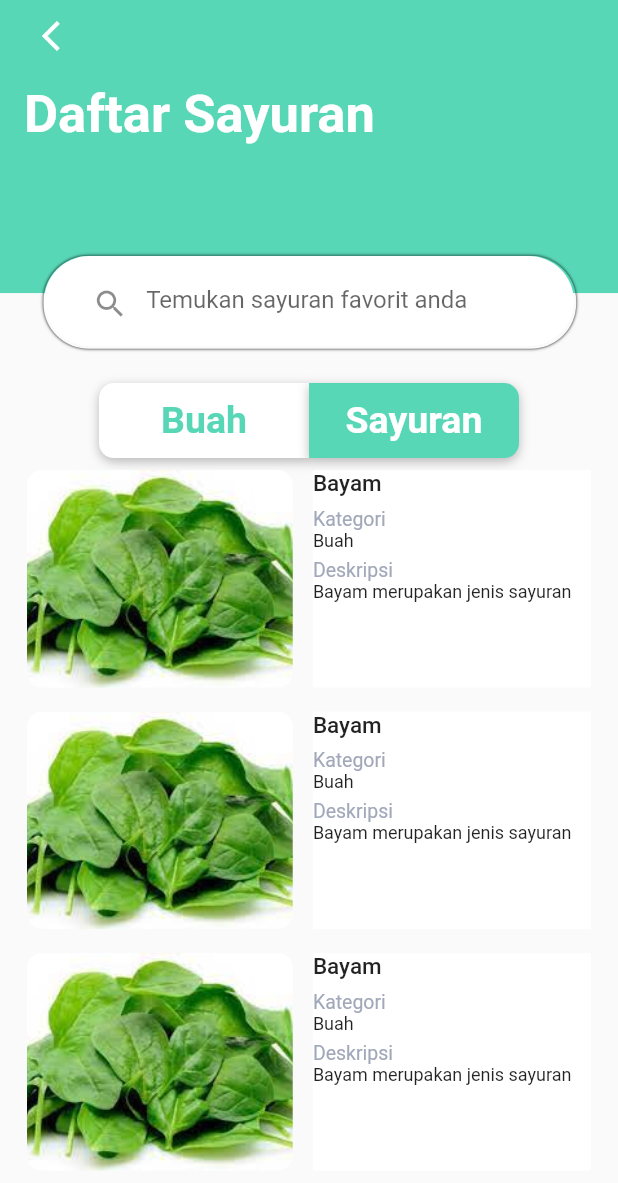
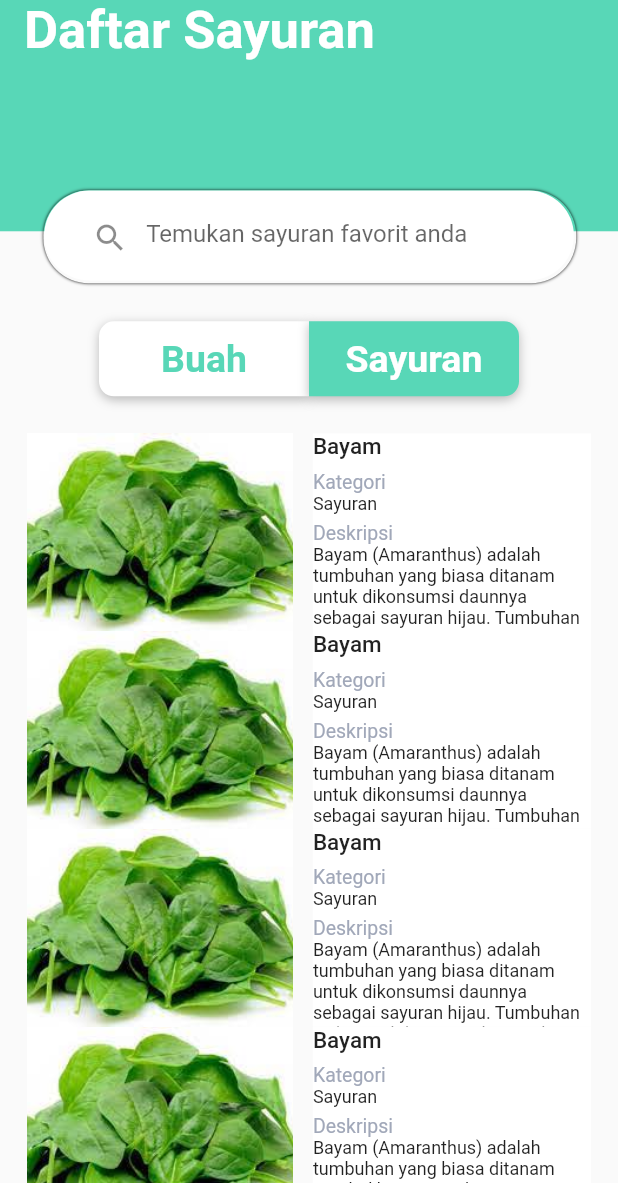
Before and after one commit to Madd-G/nutria_old, a Flutter app: the FruitListScreen screen opened by its route, after a tap on "Sayuran", on a phone screen of 412 x 824 dp, the part 53-1236 px from its top. Run offline on Flutter 3.47's test engine with Material 2 defaults, Android fonts, the light colour scheme and no system bars; our stand-ins replace dropdown_search, get.

Commit message:
updated list fruit and vegetable screen

```diff
--- a/lib/components/fruit_carousel.dart
+++ b/lib/components/fruit_carousel.dart
@@ -6,31 +6,30 @@ class FruitCarousel extends StatelessWidget {
 
   @override
   Widget build(BuildContext context) {
+    var height = MediaQuery.of(context).size.height;
     var width = MediaQuery.of(context).size.width;
     return SizedBox(
         height: 600,
         child: ListView.builder(
+          reverse: false,
             scrollDirection: Axis.vertical,
             itemCount: fruits.length,
             itemBuilder: (BuildContext context, int index) {
               FruitVegetable fruit = fruits[index];
               return Padding(
-                padding: const EdgeInsets.all(8.0),
+                padding: const EdgeInsets.only(left: 8.0, right: 8.0),
                 child: Row(
                   mainAxisAlignment: MainAxisAlignment.spaceBetween,
                   children: [
-                    ClipRRect(
-                      borderRadius: BorderRadius.circular(10.0),
-                      child: Image(
-                        height: 145.0,
-                        width: width * 0.43,
-                        image: AssetImage(fruit.imageUrl),
-                        fit: BoxFit.cover,
-                      ),
+                    Image(
+                      height: height * 0.16,
+                      width: width * 0.43,
+                      image: AssetImage(fruit.imageUrl),
+                      fit: BoxFit.cover,
                     ),
                     Container(
                       color: Colors.white,
-                      height: 145.0,
+                      height: height * 0.16,
                       width: width * 0.45,
                       child: Column(
                         mainAxisAlignment: MainAxisAlignment.start,
@@ -59,8 +58,10 @@ class FruitCarousel extends StatelessWidget {
                           const Text('Deskripsi',
                               style: TextStyle(
                                   color: Color(0xffA1A8B9), fontSize: 13.0)),
-                          Text(fruit.description,
-                              style: const TextStyle(fontSize: 12.0))
+                          Flexible(
+                            child: Text(fruit.description,
+                                style: const TextStyle(fontSize: 12.0, overflow: TextOverflow.clip)),
+                          )
                         ],
                       ),
                     )
--- a/lib/components/vegetable_carousel.dart
+++ b/lib/components/vegetable_carousel.dart
@@ -6,31 +6,30 @@ class VegetableCarousel extends StatelessWidget {
 
   @override
   Widget build(BuildContext context) {
+    var height = MediaQuery.of(context).size.height;
     var width = MediaQuery.of(context).size.width;
     return SizedBox(
         height: 600,
         child: ListView.builder(
+          reverse: false,
             scrollDirection: Axis.vertical,
             itemCount: vegetables.length,
             itemBuilder: (BuildContext context, int index) {
               FruitVegetable vegetable = vegetables[index];
               return Padding(
-                padding: const EdgeInsets.all(8.0),
+                padding: const EdgeInsets.only(left: 8.0, right: 8.0),
                 child: Row(
                   mainAxisAlignment: MainAxisAlignment.spaceBetween,
                   children: [
-                    ClipRRect(
-                      borderRadius: BorderRadius.circular(10.0),
-                      child: Image(
-                        height: 145.0,
-                        width: width * 0.43,
-                        image: AssetImage(vegetable.imageUrl),
-                        fit: BoxFit.cover,
-                      ),
+                    Image(
+                      height: height * 0.16,
+                      width: width * 0.43,
+                      image: AssetImage(vegetable.imageUrl),
+                      fit: BoxFit.cover,
                     ),
                     Container(
                       color: Colors.white,
-                      height: 145.0,
+                      height: height * 0.16,
                       width: width * 0.45,
                       child: Column(
                         mainAxisAlignment: MainAxisAlignment.start,
@@ -59,8 +58,10 @@ class VegetableCarousel extends StatelessWidget {
                           const Text('Deskripsi',
                               style: TextStyle(
                                   color: Color(0xffA1A8B9), fontSize: 13.0)),
-                          Text(vegetable.description,
-                              style: const TextStyle(fontSize: 12.0))
+                          Flexible(
+                            child: Text(vegetable.description,
+                                style: const TextStyle(fontSize: 12.0, overflow: TextOverflow.clip)),
+                          )
                         ],
                       ),
                     )
--- a/lib/models/fruit_vegetable_model.dart
+++ b/lib/models/fruit_vegetable_model.dart
@@ -15,23 +15,39 @@ final List<FruitVegetable> vegetables = [
   FruitVegetable(
       imageUrl: 'assets/images/bayam.jpeg',
       title: 'Bayam',
-      category: 'Buah',
-      description: 'Bayam merupakan jenis sayuran'),
+      category: 'Sayuran',
+      description:
+          'Bayam (Amaranthus) adalah tumbuhan yang biasa ditanam untuk dikonsumsi daunnya sebagai sayuran hijau. Tumbuhan ini berasal dari Amerika tropik namun sekarang tersebar ke seluruh dunia. Tumbuhan ini dikenal sebagai sayuran sumber zat besi yang penting bagi tubuh.'),
   FruitVegetable(
       imageUrl: 'assets/images/bayam.jpeg',
       title: 'Bayam',
-      category: 'Buah',
-      description: 'Bayam merupakan jenis sayuran'),
+      category: 'Sayuran',
+      description:
+          'Bayam (Amaranthus) adalah tumbuhan yang biasa ditanam untuk dikonsumsi daunnya sebagai sayuran hijau. Tumbuhan ini berasal dari Amerika tropik namun sekarang tersebar ke seluruh dunia. Tumbuhan ini dikenal sebagai sayuran sumber zat besi yang penting bagi tubuh.'),
   FruitVegetable(
       imageUrl: 'assets/images/bayam.jpeg',
       title: 'Bayam',
-      category: 'Buah',
-      description: 'Bayam merupakan jenis sayuran'),
+      category: 'Sayuran',
+      description:
+          'Bayam (Amaranthus) adalah tumbuhan yang biasa ditanam untuk dikonsumsi daunnya sebagai sayuran hijau. Tumbuhan ini berasal dari Amerika tropik namun sekarang tersebar ke seluruh dunia. Tumbuhan ini dikenal sebagai sayuran sumber zat besi yang penting bagi tubuh.'),
   FruitVegetable(
       imageUrl: 'assets/images/bayam.jpeg',
       title: 'Bayam',
-      category: 'Buah',
-      description: 'Bayam merupakan jenis sayuran'),
+      category: 'Sayuran',
+      description:
+          'Bayam (Amaranthus) adalah tumbuhan yang biasa ditanam untuk dikonsumsi daunnya sebagai sayuran hijau. Tumbuhan ini berasal dari Amerika tropik namun sekarang tersebar ke seluruh dunia. Tumbuhan ini dikenal sebagai sayuran sumber zat besi yang penting bagi tubuh.'),
+  FruitVegetable(
+      imageUrl: 'assets/images/bayam.jpeg',
+      title: 'Bayam',
+      category: 'Sayuran',
+      description:
+          'Bayam (Amaranthus) adalah tumbuhan yang biasa ditanam untuk dikonsumsi daunnya sebagai sayuran hijau. Tumbuhan ini berasal dari Amerika tropik namun sekarang tersebar ke seluruh dunia. Tumbuhan ini dikenal sebagai sayuran sumber zat besi yang penting bagi tubuh.'),
+  FruitVegetable(
+      imageUrl: 'assets/images/bayam.jpeg',
+      title: 'Bayam',
+      category: 'Sayuran',
+      description:
+          'Bayam (Amaranthus) adalah tumbuhan yang biasa ditanam untuk dikonsumsi daunnya sebagai sayuran hijau. Tumbuhan ini berasal dari Amerika tropik namun sekarang tersebar ke seluruh dunia. Tumbuhan ini dikenal sebagai sayuran sumber zat besi yang penting bagi tubuh.'),
 ];
 
 final List<FruitVegetable> fruits = [
@@ -39,25 +55,38 @@ final List<FruitVegetable> fruits = [
       imageUrl: 'assets/images/apel.png',
       title: 'Apel',
       category: 'Buah',
-      description: 'Apel merupakan jenis buah-buahan,'),
+      description:
+          'Apel merupakan jenis buah-buahan, atau buah yang dihasilkan dari pohon buah apel. Buah apel biasanya berwarna merah kulitnya jika masak dan (siap dimakan), namun bisa juga kulitnya berwarna hijau atau kuning.'),
   FruitVegetable(
       imageUrl: 'assets/images/orange.jpeg',
       title: 'Jeruk',
       category: 'Buah',
       description:
-          'Jeruk merupakan jenis buah-buahan, atau buah yang dihasilkan dari pohon buah '),
+          'Jeruk atau limau adalah semua tumbuhan berbunga anggota marga Citrus dari suku Rutaceae (suku jeruk-jerukan). Anggotanya berbentuk pohon dengan buah yang berdaging dengan rasa masam yang segar, meskipun banyak di antara anggotanya yang memiliki rasa manis.'),
+  FruitVegetable(
+      imageUrl: 'assets/images/orange.jpeg',
+      title: 'Jeruk',
+      category: 'Buah',
+      description:
+          'Jeruk atau limau adalah semua tumbuhan berbunga anggota marga Citrus dari suku Rutaceae (suku jeruk-jerukan). Anggotanya berbentuk pohon dengan buah yang berdaging dengan rasa masam yang segar, meskipun banyak di antara anggotanya yang memiliki rasa manis.'),
   FruitVegetable(
       imageUrl: 'assets/images/apel.png',
       title: 'Apel',
       category: 'Buah',
       description:
-          'Apel merupakan jenis buah-buahan, atau buah yang dihasilkan dari pohon buah '),
+          'Apel merupakan jenis buah-buahan, atau buah yang dihasilkan dari pohon buah apel. Buah apel biasanya berwarna merah kulitnya jika masak dan (siap dimakan), namun bisa juga kulitnya berwarna hijau atau kuning.'),
+  FruitVegetable(
+      imageUrl: 'assets/images/orange.jpeg',
+      title: 'Jeruk',
+      category: 'Buah',
+      description:
+          'Jeruk atau limau adalah semua tumbuhan berbunga anggota marga Citrus dari suku Rutaceae (suku jeruk-jerukan). Anggotanya berbentuk pohon dengan buah yang berdaging dengan rasa masam yang segar, meskipun banyak di antara anggotanya yang memiliki rasa manis.'),
   FruitVegetable(
       imageUrl: 'assets/images/apel.png',
       title: 'Apel',
       category: 'Buah',
       description:
-          'Apel merupakan jenis buah-buahan, atau buah yang dihasilkan dari pohon buah '),
+          'Apel merupakan jenis buah-buahan, atau buah yang dihasilkan dari pohon buah apel. Buah apel biasanya berwarna merah kulitnya jika masak dan (siap dimakan), namun bisa juga kulitnya berwarna hijau atau kuning.'),
 ];
 
 final List<FruitVegetable> recommendations = [
@@ -66,12 +95,13 @@ final List<FruitVegetable> recommendations = [
       title: 'Apel',
       category: 'Buah',
       description:
-          'Apel merupakan jenis buah-buahan, atau buah yang dihasilkan dari pohon buah '),
+          'Apel merupakan jenis buah-buahan, atau buah yang dihasilkan dari pohon buah apel. Buah apel biasanya berwarna merah kulitnya jika masak dan (siap dimakan), namun bisa juga kulitnya berwarna hijau atau kuning.'),
   FruitVegetable(
       imageUrl: 'assets/images/bayam.jpeg',
       title: 'Bayam',
       category: 'Buah',
-      description: 'Bayam merupakan jenis sayuran'),
+      description:
+          'Bayam (Amaranthus) adalah tumbuhan yang biasa ditanam untuk dikonsumsi daunnya sebagai sayuran hijau. Tumbuhan ini berasal dari Amerika tropik namun sekarang tersebar ke seluruh dunia. Tumbuhan ini dikenal sebagai sayuran sumber zat besi yang penting bagi tubuh.'),
   FruitVegetable(
       imageUrl: 'assets/images/orange.jpeg',
       title: 'Jeruk',
@@ -82,5 +112,18 @@ final List<FruitVegetable> recommendations = [
       imageUrl: 'assets/images/bayam.jpeg',
       title: 'Bayam',
       category: 'Buah',
-      description: 'Bayam merupakan jenis sayuran'),
+      description:
+          'Bayam (Amaranthus) adalah tumbuhan yang biasa ditanam untuk dikonsumsi daunnya sebagai sayuran hijau. Tumbuhan ini berasal dari Amerika tropik namun sekarang tersebar ke seluruh dunia. Tumbuhan ini dikenal sebagai sayuran sumber zat besi yang penting bagi tubuh.'),
+  FruitVegetable(
+      imageUrl: 'assets/images/orange.jpeg',
+      title: 'Jeruk',
+      category: 'Buah',
+      description:
+          'Apel merupakan jenis buah-buahan, atau buah yang dihasilkan dari pohon buah '),
+  FruitVegetable(
+      imageUrl: 'assets/images/bayam.jpeg',
+      title: 'Bayam',
+      category: 'Buah',
+      description:
+          'Bayam (Amaranthus) adalah tumbuhan yang biasa ditanam untuk dikonsumsi daunnya sebagai sayuran hijau. Tumbuhan ini berasal dari Amerika tropik namun sekarang tersebar ke seluruh dunia. Tumbuhan ini dikenal sebagai sayuran sumber zat besi yang penting bagi tubuh.'),
 ];
--- a/lib/views/fruit_list_screen.dart
+++ b/lib/views/fruit_list_screen.dart
@@ -92,8 +92,7 @@ class FruitListScreen extends StatelessWidget {
                             )),
                           ),
                           GestureDetector(
-                              onTap: () =>
-                                  Get.toNamed('/vegetable_list_screen'),
+                            onTap: () => Get.toNamed('/vegetable_list_screen'),
                             child: Container(
                               height: 50,
                               width: 140,
@@ -120,6 +119,9 @@ class FruitListScreen extends StatelessWidget {
                             ),
                           ),
                         ],
+                      ),
+                      SizedBox(
+                        height: height * 0.03,
                       ),
                       const FruitCarousel()
                     ],
@@ -166,22 +168,26 @@ class FruitListScreen extends StatelessWidget {
         () => (BottomNavigationBar(
           currentIndex: _currentIndex.value,
           type: BottomNavigationBarType.fixed,
-            items: const [
-              BottomNavigationBarItem(
+          items: [
+            const BottomNavigationBarItem(
               icon: Icon(Icons.camera_alt),
               label: 'SCAN',
             ),
-              BottomNavigationBarItem(
+            const BottomNavigationBarItem(
               icon: Icon(Icons.home),
               label: 'HOME',
             ),
             BottomNavigationBarItem(
-                  icon: Icon(Icons.person), label: 'PROFILE'),
+                icon: GestureDetector(
+                    onTap: () => Get.toNamed('/profile_screen'),
+                    child: Icon(Icons.person)),
+                label: 'PROFILE'),
           ],
           onTap: (index) {
             _currentIndex.value = index;
           },
         )),
-        ));
+      ),
+    );
   }
 }
--- a/lib/views/vegetable_list_screen.dart
+++ b/lib/views/vegetable_list_screen.dart
@@ -16,15 +16,15 @@ class VegetableListScreen extends StatelessWidget {
               children: [
                 Container(
                   color: Theme.of(context).colorScheme.primary,
-                  height: height * 0.28,
+                  height: height * 0.23,
                   width: double.infinity,
                   child: Padding(
                     padding: const EdgeInsets.only(left: 16.0, right: 16.0),
                     child: Column(
                       crossAxisAlignment: CrossAxisAlignment.start,
-                      children: [
-                        const Center(
-                            child: SafeArea(
+                      children: const [
+                            SafeArea(
+                              child: Center(
                                 child: Text(
                                   'Nutria',
                                   style: TextStyle(
@@ -32,18 +32,16 @@ class VegetableListScreen extends StatelessWidget {
                                       fontSize: 30.0,
                                       fontWeight: FontWeight.w700),
                                 ),
-                        )),
-                        IconButton(
-                          icon: const Icon(Icons.arrow_back_ios),
-                          color: Colors.white,
-                          onPressed: () {
-                            Get.toNamed('/screen_controller');
-                          },
                               ),
-                        SizedBox(
-                          height: height * 0.01,
                             ),
-                        const Text(
+                        // IconButton(
+                        //   icon: const Icon(Icons.arrow_back_ios),
+                        //   color: Colors.white,
+                        //   onPressed: () {
+                        //     Get.toNamed('/screen_controller');
+                        //   },
+                        // ),
+                        Text(
                           "Daftar Sayuran",
                           style: TextStyle(
                               color: Colors.white,
@@ -119,6 +117,9 @@ class VegetableListScreen extends StatelessWidget {
                           ),
                         ],
                       ),
+                      SizedBox(
+                        height: height * 0.03,
+                      ),
                       const VegetableCarousel()
                     ],
                   ),
@@ -126,7 +127,7 @@ class VegetableListScreen extends StatelessWidget {
               ],
             ),
             Positioned(
-              top: height * 0.25,
+              top: height * 0.197,
               left: MediaQuery.of(context).size.width / 14,
               right: MediaQuery.of(context).size.width / 14,
               // right: width/2,
```
Lines whose indentation alone changed are shown as unchanged.
